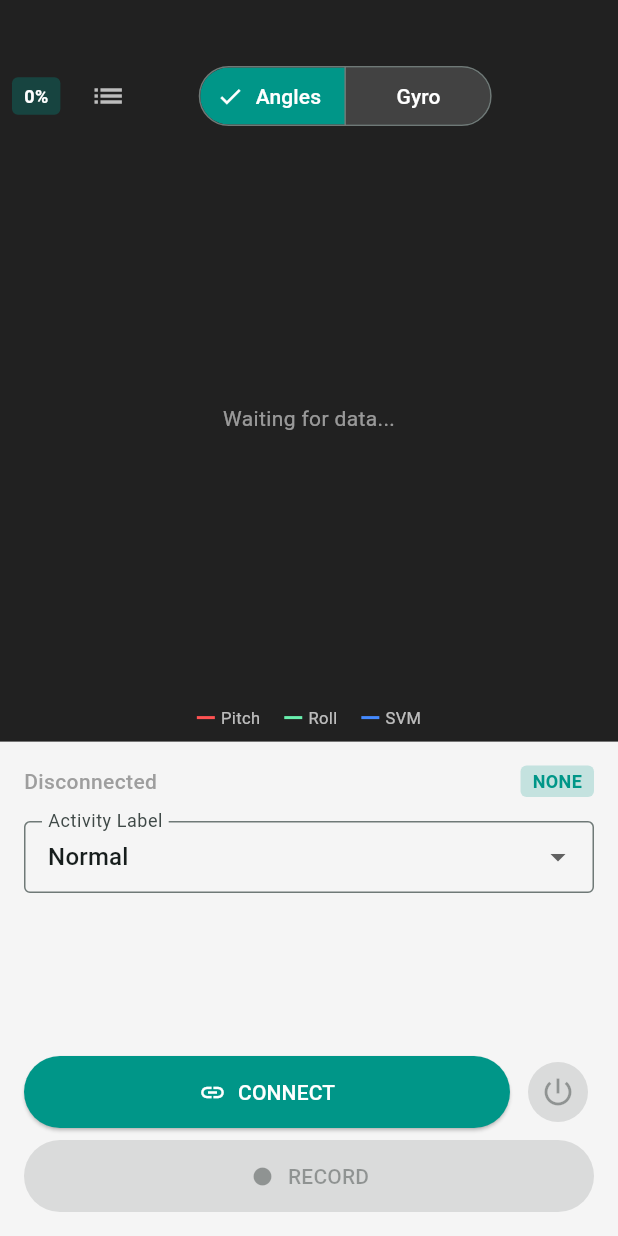
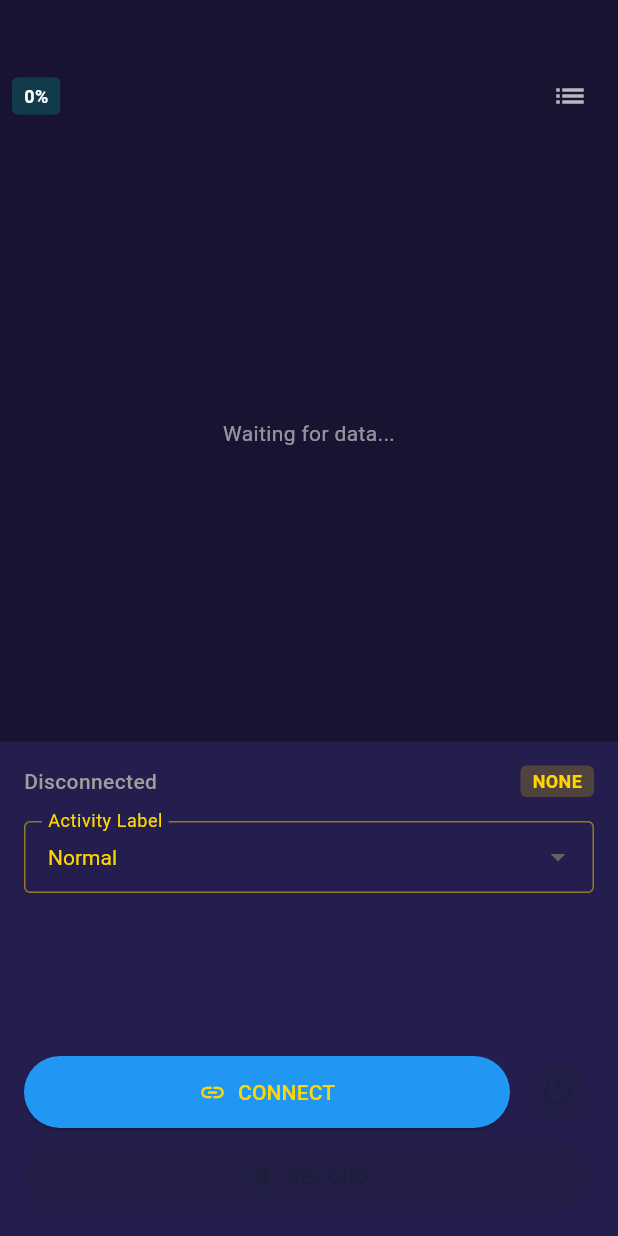
Before and after one commit to kamivour/SmartBand_ESP32-S3, a Flutter app: the screen it shows after launch, on a phone screen of 412 x 824 dp. Run offline on Flutter 3.47's test engine with Material 3 defaults, Android fonts, the light colour scheme and no system bars; our stand-ins replace csv, fl_chart, flutter_blue_plus, permission_handler.

Commit message:
Update 0.2.1: Change app GUI theme

```diff
--- a/flutter_smart_band_app/lib/main.dart
+++ b/flutter_smart_band_app/lib/main.dart
@@ -55,7 +55,6 @@ class _DashboardScreenState extends State<DashboardScreen> {
   double _x = 0;
 
   // UI state
-  bool _showAngles = true;
   bool _showGraph = true;
 
   // Recording
@@ -200,30 +199,107 @@ class _DashboardScreenState extends State<DashboardScreen> {
     if (mounted) ScaffoldMessenger.of(context).showSnackBar(SnackBar(content: Text(msg)));
   }
 
-  Widget _buildChart() {
-    final spots1 = _showAngles ? _pitchSpots : _gxSpots;
-    final spots2 = _showAngles ? _rollSpots : _gySpots;
-    final spots3 = _showAngles ? _svmSpots : _gzSpots;
+  Widget _buildDualChart() {
+    if (_pitchSpots.isEmpty) return const Center(child: Text('Waiting for data...', style: TextStyle(color: Colors.white54)));
 
-    if (spots1.isEmpty) return const Center(child: Text('Waiting for data...', style: TextStyle(color: Colors.white54)));
+    final isPortrait = MediaQuery.of(context).orientation == Orientation.portrait;
 
-    final minY = _showAngles ? -180.0 : -500.0;
-    final maxY = _showAngles ? 180.0 : 500.0;
+    final anglesChart = _buildSingleChart(
+      spots: [_pitchSpots, _rollSpots, _svmSpots],
+      minY: -180.0,
+      maxY: 180.0,
+      title: 'ANGLES',
+      legend: [('Pitch', Colors.redAccent), ('Roll', Colors.greenAccent), ('SVM', Colors.blueAccent)],
+    );
 
-    return LineChart(
-      LineChartData(
-        gridData: const FlGridData(show: false),
-        titlesData: const FlTitlesData(show: false),
-        borderData: FlBorderData(show: true, border: Border.all(color: Colors.white24)),
-        minY: minY, maxY: maxY,
-        minX: spots1.first.x, maxX: spots1.last.x,
-        lineBarsData: [
-          _line(spots1, Colors.redAccent),
-          _line(spots2, Colors.greenAccent),
-          _line(spots3, Colors.blueAccent),
+    final gyroChart = _buildSingleChart(
+      spots: [_gxSpots, _gySpots, _gzSpots],
+      minY: -500.0,
+      maxY: 500.0,
+      title: 'GYROSCOPE',
+      legend: [('X', Colors.redAccent), ('Y', Colors.greenAccent), ('Z', Colors.blueAccent)],
+    );
+
+    if (isPortrait) {
+      return Column(
+        children: [
+          Expanded(child: anglesChart),
+          const Divider(height: 1, color: Colors.white24),
+          Expanded(child: gyroChart),
+        ],
+      );
+    } else {
+      return Row(
+        children: [
+          Expanded(child: anglesChart),
+          const VerticalDivider(width: 1, color: Colors.white24),
+          Expanded(child: gyroChart),
+        ],
+      );
+    }
+  }
+
+  Widget _buildSingleChart({
+    required List<List<FlSpot>> spots,
+    required double minY,
+    required double maxY,
+    required String title,
+    required List<(String, Color)> legend,
+  }) {
+    return Padding(
+      padding: const EdgeInsets.all(8),
+      child: Column(
+        children: [
+          Text(title, style: const TextStyle(color: Colors.teal, fontWeight: FontWeight.bold, fontSize: 11)),
+          const SizedBox(height: 4),
+          Expanded(
+            child: LineChart(
+              LineChartData(
+                gridData: FlGridData(show: true, drawVerticalLine: false, getDrawingHorizontalLine: (value) => const FlLine(color: Colors.white10, strokeWidth: 0.5)),
+                titlesData: FlTitlesData(
+                  show: true,
+                  rightTitles: const AxisTitles(sideTitles: SideTitles(showTitles: false)),
+                  topTitles: const AxisTitles(sideTitles: SideTitles(showTitles: false)),
+                  bottomTitles: const AxisTitles(sideTitles: SideTitles(showTitles: false)),
+                  leftTitles: AxisTitles(
+                    sideTitles: SideTitles(
+                      showTitles: true,
+                      reservedSize: 40,
+                      getTitlesWidget: (value, meta) => Text(
+                        value.toInt().toString(),
+                        style: const TextStyle(color: Colors.white54, fontSize: 10),
+                      ),
+                    ),
+                  ),
+                ),
+                borderData: FlBorderData(show: true, border: Border.all(color: Colors.white24)),
+                minY: minY,
+                maxY: maxY,
+                minX: spots[0].first.x,
+                maxX: spots[0].last.x,
+                lineBarsData: [
+                  _line(spots[0], legend[0].$2),
+                  _line(spots[1], legend[1].$2),
+                  _line(spots[2], legend[2].$2),
+                ],
+              ),
+              duration: Duration.zero,
+            ),
+          ),
+          const SizedBox(height: 4),
+          Row(
+            mainAxisAlignment: MainAxisAlignment.center,
+            children: legend.map((e) => Padding(
+              padding: const EdgeInsets.symmetric(horizontal: 6),
+              child: Row(children: [
+                Container(width: 12, height: 2, color: e.$2),
+                const SizedBox(width: 4),
+                Text(e.$1, style: const TextStyle(color: Colors.white70, fontSize: 10)),
+              ]),
+            )).toList(),
+          ),
         ],
       ),
-      duration: Duration.zero,
     );
   }
 
@@ -274,33 +350,16 @@ class _DashboardScreenState extends State<DashboardScreen> {
     ),
   );
 
-  Widget _legend() {
-    final items = _showAngles
-      ? [('Pitch', Colors.redAccent), ('Roll', Colors.greenAccent), ('SVM', Colors.blueAccent)]
-      : [('X', Colors.redAccent), ('Y', Colors.greenAccent), ('Z', Colors.blueAccent)];
-    return Row(
-      mainAxisAlignment: MainAxisAlignment.center,
-      children: items.map((e) => Padding(
-        padding: const EdgeInsets.symmetric(horizontal: 8),
-        child: Row(children: [
-          Container(width: 12, height: 2, color: e.$2),
-          const SizedBox(width: 4),
-          Text(e.$1, style: const TextStyle(color: Colors.white70, fontSize: 11)),
-        ]),
-      )).toList(),
-    );
-  }
-
   @override
   Widget build(BuildContext context) {
     return Scaffold(
-      backgroundColor: Colors.grey[100],
+      backgroundColor: const Color(0xFF241E4E),
       body: Column(
         children: [
           // Chart area
           Container(
             height: MediaQuery.of(context).size.height * 0.6,
-            color: Colors.grey[900],
+            color: const Color(0xFF181330),
             padding: const EdgeInsets.fromLTRB(8, 40, 8, 8),
             child: Column(
               children: [
@@ -316,32 +375,18 @@ class _DashboardScreenState extends State<DashboardScreen> {
                       ),
                       child: Text('${_data['bat']}%', style: const TextStyle(color: Colors.white, fontWeight: FontWeight.bold, fontSize: 12)),
                     ),
-                    const SizedBox(width: 8),
+                    const Spacer(),
                     IconButton(
                       icon: Icon(_showGraph ? Icons.list : Icons.show_chart, color: Colors.white70),
                       onPressed: () => setState(() => _showGraph = !_showGraph),
                       tooltip: _showGraph ? 'Raw Data' : 'Graph',
                     ),
-                    const Spacer(),
-                    SegmentedButton<bool>(
-                      segments: const [
-                        ButtonSegment(value: true, label: Text('Angles')),
-                        ButtonSegment(value: false, label: Text('Gyro')),
-                      ],
-                      selected: {_showAngles},
-                      onSelectionChanged: (s) => setState(() => _showAngles = s.first),
-                      style: ButtonStyle(
-                        backgroundColor: WidgetStateProperty.resolveWith((s) => s.contains(WidgetState.selected) ? Colors.teal : Colors.grey[800]),
-                        foregroundColor: WidgetStateProperty.all(Colors.white),
-                      ),
-                    ),
-                    const Spacer(),
-                    const SizedBox(width: 40),
                   ],
                 ),
                 const SizedBox(height: 4),
-                Expanded(child: _showGraph ? _buildChart() : _buildRawData()),
-                if (_showGraph) ...[const SizedBox(height: 4), _legend()],
+                Expanded(
+                  child: _showGraph ? _buildDualChart() : _buildRawData(),
+                ),
               ],
             ),
           ),
@@ -356,11 +401,11 @@ class _DashboardScreenState extends State<DashboardScreen> {
                   Row(
                     mainAxisAlignment: MainAxisAlignment.spaceBetween,
                     children: [
-                      Text(_status, style: TextStyle(color: _isConnected ? Colors.green : Colors.grey, fontWeight: FontWeight.w500)),
+                      Text(_status, style: TextStyle(color: _isConnected ? const Color(0xFFFFD700) : Colors.grey, fontWeight: FontWeight.w500)),
                       Container(
                         padding: const EdgeInsets.symmetric(horizontal: 8, vertical: 2),
-                        decoration: BoxDecoration(color: Colors.teal.withValues(alpha: 0.2), borderRadius: BorderRadius.circular(4)),
-                        child: Text(_connType, style: const TextStyle(color: Colors.teal, fontWeight: FontWeight.bold, fontSize: 12)),
+                        decoration: BoxDecoration(color: const Color(0xFFFFD700).withValues(alpha: 0.2), borderRadius: BorderRadius.circular(4)),
+                        child: Text(_connType, style: const TextStyle(color: Color(0xFFFFD700), fontWeight: FontWeight.bold, fontSize: 12)),
                       ),
                     ],
                   ),
@@ -369,7 +414,16 @@ class _DashboardScreenState extends State<DashboardScreen> {
                   // Label dropdown
                   DropdownButtonFormField<String>(
                     initialValue: _label,
-                    decoration: const InputDecoration(labelText: 'Activity Label', border: OutlineInputBorder(), isDense: true),
+                    decoration: InputDecoration(
+                      labelText: 'Activity Label',
+                      labelStyle: const TextStyle(color: Color(0xFFFFD700)),
+                      border: const OutlineInputBorder(),
+                      enabledBorder: OutlineInputBorder(borderSide: BorderSide(color: const Color(0xFFFFD700).withValues(alpha: 0.5))),
+                      focusedBorder: const OutlineInputBorder(borderSide: BorderSide(color: Color(0xFFFFD700))),
+                      isDense: true,
+                    ),
+                    style: const TextStyle(color: Color(0xFFFFD700)),
+                    dropdownColor: const Color(0xFF1A1540),
                     items: _labels.map((l) => DropdownMenuItem(value: l, child: Text(l))).toList(),
                     onChanged: _isRecording ? null : (v) => setState(() => _label = v!),
                   ),
@@ -385,7 +439,7 @@ class _DashboardScreenState extends State<DashboardScreen> {
                           icon: const Icon(Icons.link),
                           label: const Text('CONNECT'),
                           style: ElevatedButton.styleFrom(
-                            backgroundColor: Colors.teal, foregroundColor: Colors.white,
+                            backgroundColor: const Color(0xFF2196F3), foregroundColor: const Color(0xFFFFD700),
                             padding: const EdgeInsets.symmetric(vertical: 14),
                           ),
                         ),
```
Also changed, not shown: 2 other files.
